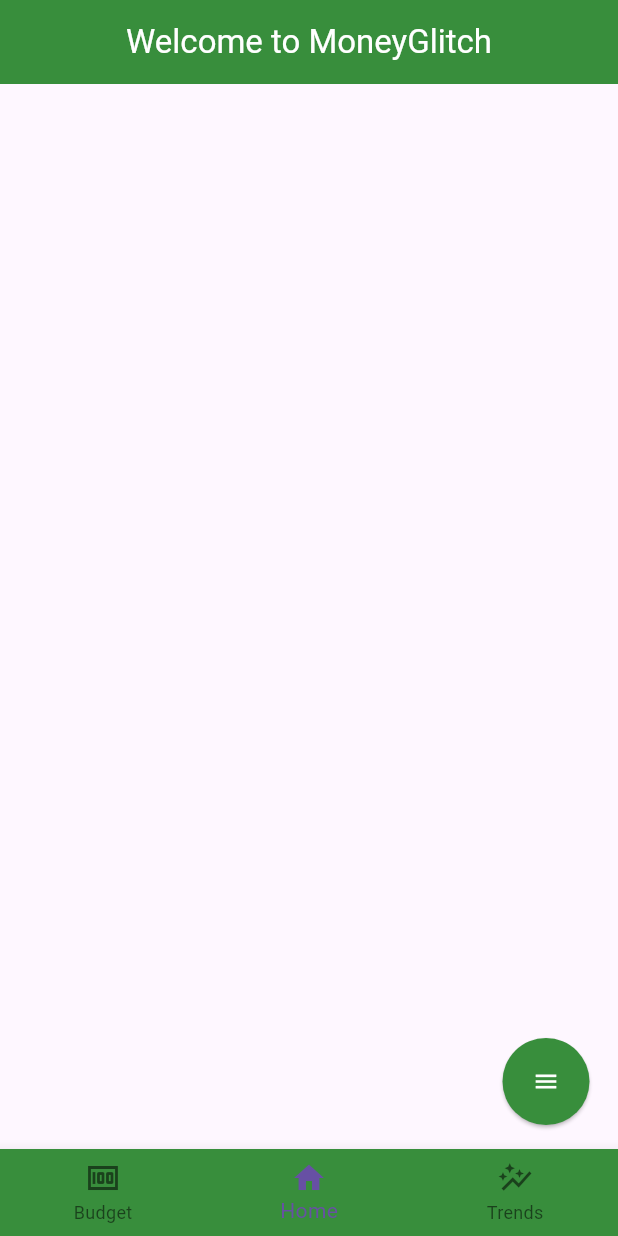
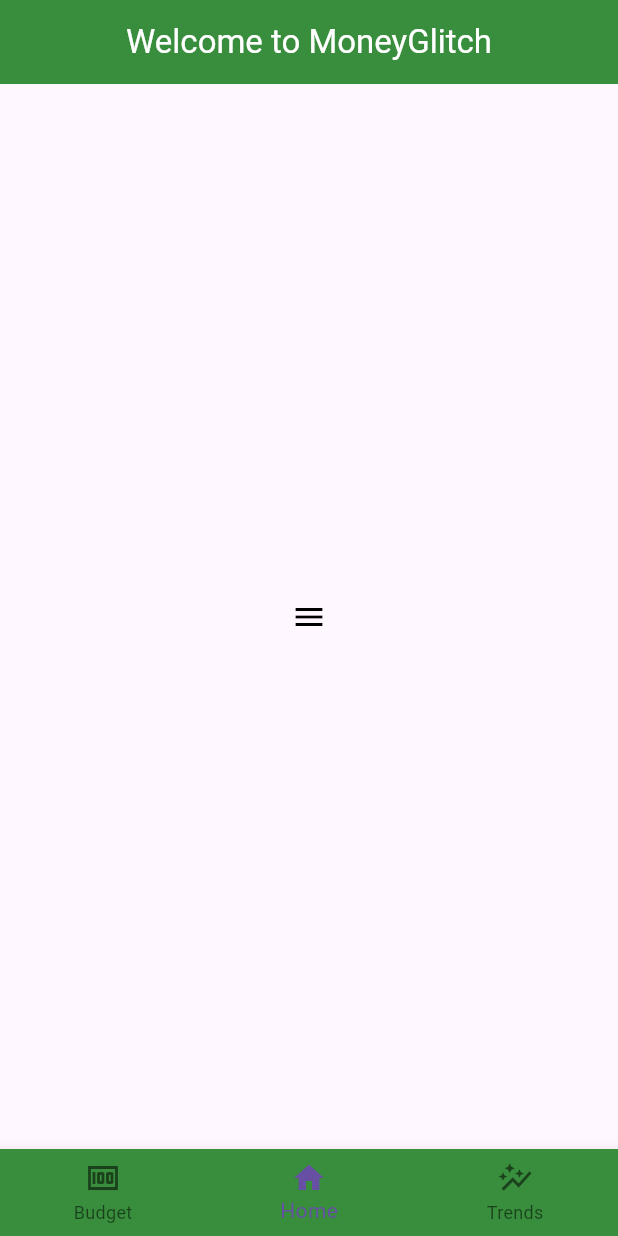
Before and after one commit to matusz019/Money-Glitch, a Flutter app: the screen it shows after launch, on a phone screen of 412 x 824 dp. Run offline on Flutter 3.47's test engine with Material 3 defaults, Android fonts, the phone set to English and light mode, and no system bars.

Commit message:
Played around with creating a popup menu in the homescreen.dart

```diff
--- a/lib/homescreen.dart
+++ b/lib/homescreen.dart
@@ -12,17 +12,18 @@ class HomeScreen extends StatelessWidget {
         foregroundColor: Colors.white,
         backgroundColor: Colors.green[700],
       ),
-      floatingActionButton: ElevatedButton(
-          onPressed: () {},
-          style: ElevatedButton.styleFrom(
-            shape: const CircleBorder(),
-            padding: const EdgeInsets.all(20),
-            backgroundColor: Colors.green[700],
-            foregroundColor: Colors.white,
-          ),
-          child: const Icon(Icons.menu, color: Colors.white),
+      body: Center(
+        child: PopupMenuButton(
+          surfaceTintColor: Colors.white,
+          color: Colors.green[700],
+          icon: const Icon(Icons.menu, color: Colors.black),
+          itemBuilder: (BuildContext context) {
+            return[
 
+            ];
+          },
 
+        ),
       ),
     );
   }
```
